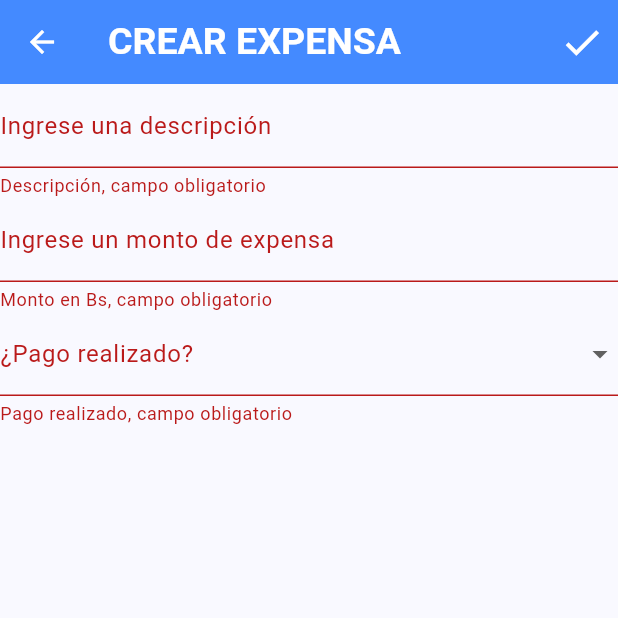
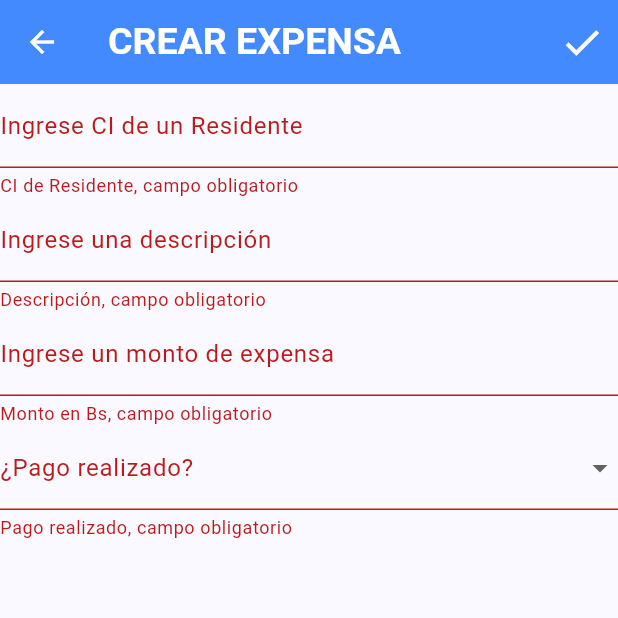
Before and after one commit to Cicicot/condominio_suto, a Flutter app: the ExpensaCreate screen opened directly, after a tap on the "check" icon, on a phone screen of 412 x 824 dp, the top half of it. Run offline on Flutter 3.47's test engine with Material 3 defaults, Android fonts, the phone set to English and light mode, and no system bars; our stand-ins replace flutter_svg, pdf, printing, sqflite; accounts and stored records are empty.

Commit message:
Subido con revisión de idResidente

```diff
--- a/condominio_app/lib/jsonmodels/expensa_model.dart
+++ b/condominio_app/lib/jsonmodels/expensa_model.dart
@@ -6,6 +6,7 @@ class ExpensaModel {
     int monto;
     String isPagado;
     String fechaPago;
+    int idResidente;
 
     ExpensaModel({
         this.idExpensa,
@@ -13,6 +14,7 @@ class ExpensaModel {
         required this.monto,
         required this.isPagado,
         required this.fechaPago,
+        required this.idResidente
     });
 
     factory ExpensaModel.fromMap(Map<String, dynamic> json) => ExpensaModel(
@@ -21,6 +23,7 @@ class ExpensaModel {
         monto: json["monto"],
         isPagado: json["isPagado"],
         fechaPago: json["fechaPago"],
+        idResidente: json["idResidente"]
     );
 
     Map<String, dynamic> toMap() => {
@@ -29,5 +32,6 @@ class ExpensaModel {
         "monto": monto,
         "isPagado": isPagado,
         "fechaPago": fechaPago,
+        "idResidente": idResidente
     };
 }
--- a/condominio_app/lib/screens/expensa_create.dart
+++ b/condominio_app/lib/screens/expensa_create.dart
@@ -14,6 +14,7 @@ class _ExpensaCreateState extends State<ExpensaCreate> {
 
   final myStyle = const TextStyle(fontSize: 25);
 
+  final idResidente = TextEditingController();
   final idExpensa = TextEditingController();
   final descripcion = TextEditingController();
   final monto = TextEditingController();
@@ -38,7 +39,8 @@ class _ExpensaCreateState extends State<ExpensaCreate> {
               //With the checkButton we add a new expensa
               //We don't let empty values
               if ( formKey.currentState!.validate() ){
-                db.createExpensa(ExpensaModel(
+                db.createExpensaIfResidenteExists(ExpensaModel( // Cambiando el nombre createExpensa por createExpensaIfResidenteExists
+                  idResidente: int.parse(idResidente.text),
                   descripcion: descripcion.text,
                   monto: int.parse(monto.text),
                   isPagado: isPagado!,
@@ -55,6 +57,20 @@ class _ExpensaCreateState extends State<ExpensaCreate> {
         key: formKey,
         child: Column(
           children: [
+            //TextFormField idResidente
+            TextFormField(
+              keyboardType: TextInputType.number,
+              controller: idResidente,
+              validator: (value) {
+                if ( value!.isEmpty ) {
+                  return "CI de Residente, campo obligatorio";
+                }
+                return null;
+              },
+              decoration: const InputDecoration(
+                label: Text('Ingrese CI de un Residente')
+              ),
+            ),
             //TextFormField descripción
             TextFormField(
               keyboardType: TextInputType.text,
--- a/condominio_app/lib/screens/expensa_screen.dart
+++ b/condominio_app/lib/screens/expensa_screen.dart
@@ -17,6 +17,7 @@ class _ExpensaScreenState extends State<ExpensaScreen> {
 
   final db = DatabaseHelper();
 
+  final idResidente = TextEditingController();
   final descripcion = TextEditingController();
   final monto = TextEditingController();
   String? isPagado;
@@ -24,7 +25,7 @@ class _ExpensaScreenState extends State<ExpensaScreen> {
 
   final keyword = TextEditingController();
 
-  final fontSize25 = const TextStyle(fontSize: 25, color: Colors.white, fontWeight: FontWeight.bold);
+  final fontSize25 = const TextStyle(fontSize: 25, color: Colors.black, fontWeight: FontWeight.bold);
   final fontSize20 = const TextStyle(fontSize: 20);
 
   @override
@@ -71,6 +72,7 @@ class _ExpensaScreenState extends State<ExpensaScreen> {
                   title: Text( exps[i].idExpensa.toString(), style: fontSize25 ),
                   subtitle: Column(
                     children: [
+                      Text( exps[i].idResidente.toString(), style: fontSize25 ),
                       Text( exps[i].descripcion, style: fontSize20 ),
                       Text( exps[i].monto.toString(), style: fontSize20 ),
                       Text( exps[i].isPagado, style: fontSize20 ),
@@ -88,6 +90,7 @@ class _ExpensaScreenState extends State<ExpensaScreen> {
                   ),
                   onTap: () {
                     setState(() {
+                      idResidente.text = exps[i].idResidente.toString();
                       descripcion.text = exps[i].descripcion;
                       monto.text = exps[i].monto.toString();
                       isPagado = exps[i].isPagado;
--- a/condominio_app/lib/sqlite/sqlite.dart
+++ b/condominio_app/lib/sqlite/sqlite.dart
@@ -13,7 +13,7 @@ class DatabaseHelper {
   String usuarioTable = "CREATE TABLE usuario(idUsuario TEXT UNIQUE PRIMARY KEY NOT NULL, password TEXT NOT NULL, nombre TEXT NOT NULL, aPaterno TEXT NOT NULL, aMaterno TEXT NOT NULL, tipo TEXT NOT NULL, telefono TEXT NOT NULL, genero TEXT NOT NULL, estado TEXT NOT NULL, fecha_alta TEXT DEFAULT CURRENT_TIMESTAMP, fecha_edit TEXT DEFAULT CURRENT_TIMESTAMP)";
   String visitaTable = "CREATE TABLE visita(idVisita TEXT UNIQUE PRIMARY KEY NOT NULL, nombre TEXT NOT NULL, aPaterno TEXT NOT NULL, aMaterno TEXT NOT NULL, genero TEXT NOT NULL, estado TEXT NOT NULL, fecha_alta TEXT DEFAULT CURRENT_TIMESTAMP, fecha_edit TEXT DEFAULT CURRENT_TIMESTAMP)";
   String reservaTable = "CREATE TABLE reserva(idReserva INTEGER PRIMARY KEY AUTOINCREMENT, idResidente INTEGER NOT NULL, idAreaComun INTEGER NOT NULL, fechaHora_inicio TEXT NOT NULL, fechaHora_final TEXT NOT NULL, isAceptado TEXT NOT NULL, FOREIGN KEY(idResidente) REFERENCES residente(idResidente), FOREIGN KEY(idAreaComun) REFERENCES areacomun(idAreaComun))";
-  String expensaTable = "CREATE TABLE expensa (idExpensa INTEGER PRIMARY KEY AUTOINCREMENT, descripcion TEXT NOT NULL, monto INTEGER NOT NULL, isPagado TEXT NOT NULL, fechaPago TEXT DEFAULT CURRENT_TIMESTAMP)";
+  String expensaTable = "CREATE TABLE expensa (idExpensa INTEGER PRIMARY KEY AUTOINCREMENT, descripcion TEXT NOT NULL, monto INTEGER NOT NULL, isPagado TEXT NOT NULL, fechaPago TEXT DEFAULT CURRENT_TIMESTAMP, idResidente INTEGER NOT NULL, FOREIGN KEY(idResidente) REFERENCES residente(idResidente))";
   String ingresoTable = "CREATE TABLE ingreso(idIngreso INTEGER PRIMARY KEY AUTOINCREMENT, idVisita TEXT NOT NULL, nroDpto TEXT NOT NULL, idVehiculo TEXT DEFAULT 'No tiene vehículo', fechaIngresoHora TEXT DEFAULT CURRENT_TIMESTAMP, fechaIngresoSalida TEXT DEFAULT CURRENT_TIMESTAMP, FOREIGN KEY(idVisita) REFERENCES visita(idVisita), FOREIGN KEY (nroDpto) REFERENCES propiedad(nroDpto), FOREIGN KEY (idVehiculo) REFERENCES vehiculo(idVehiculo))";
 
   Future<Database> initDB() async {
@@ -174,10 +174,27 @@ class DatabaseHelper {
     }
   }
 
-  Future<int> createExpensa(ExpensaModel expensa) async {
-    final Database db = await initDB();
+  // Future<int> createExpensa(ExpensaModel expensa) async {
+  //   final Database db = await initDB();
+  //   return db.insert('expensa', expensa.toMap());
+  // }
+
+  Future<int?> createExpensaIfResidenteExists(ExpensaModel expensa) async {
+  final Database db = await initDB();
+
+  // Verificar si el residente existe
+  bool residenteExiste = await existsResidente(expensa.idResidente);
+
+  // Si el residente existe, crear la expensa
+  if (residenteExiste) {
     return db.insert('expensa', expensa.toMap());
+  } else {
+    // Si el residente no existe, devolver null o manejar el error
+    print('El residente no existe o está inactivo');
+    return null;
   }
+}
+
 
   Future<int> createIngreso(IngresoModel ingreso) async {
     final Database db = await initDB();
```
